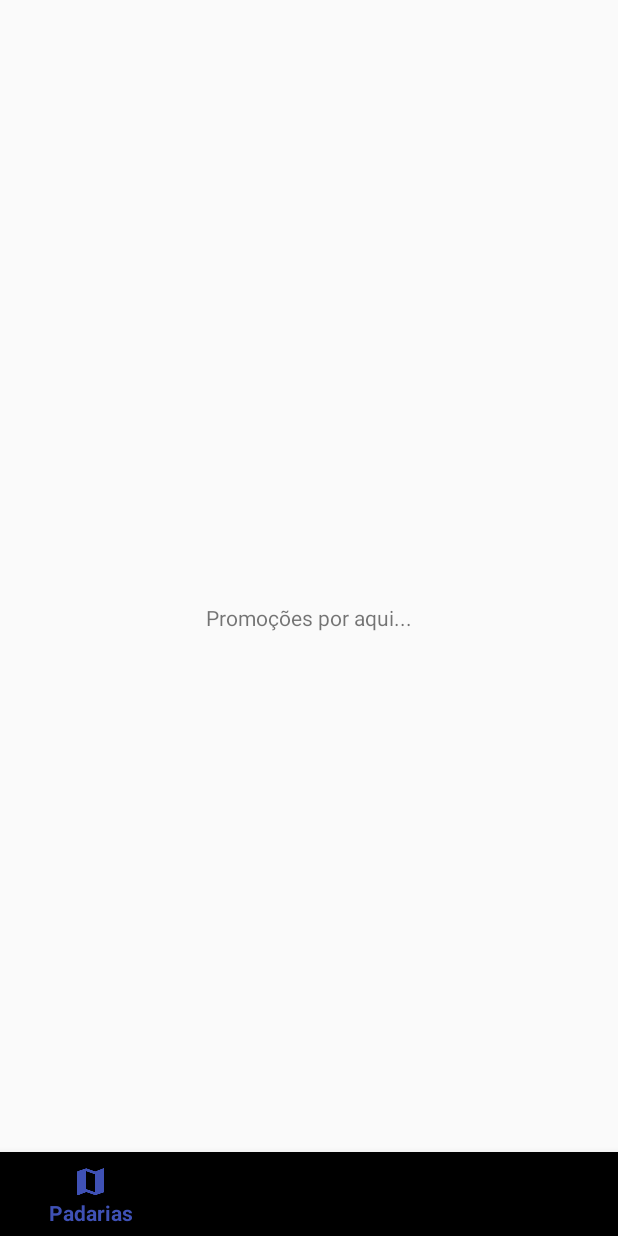
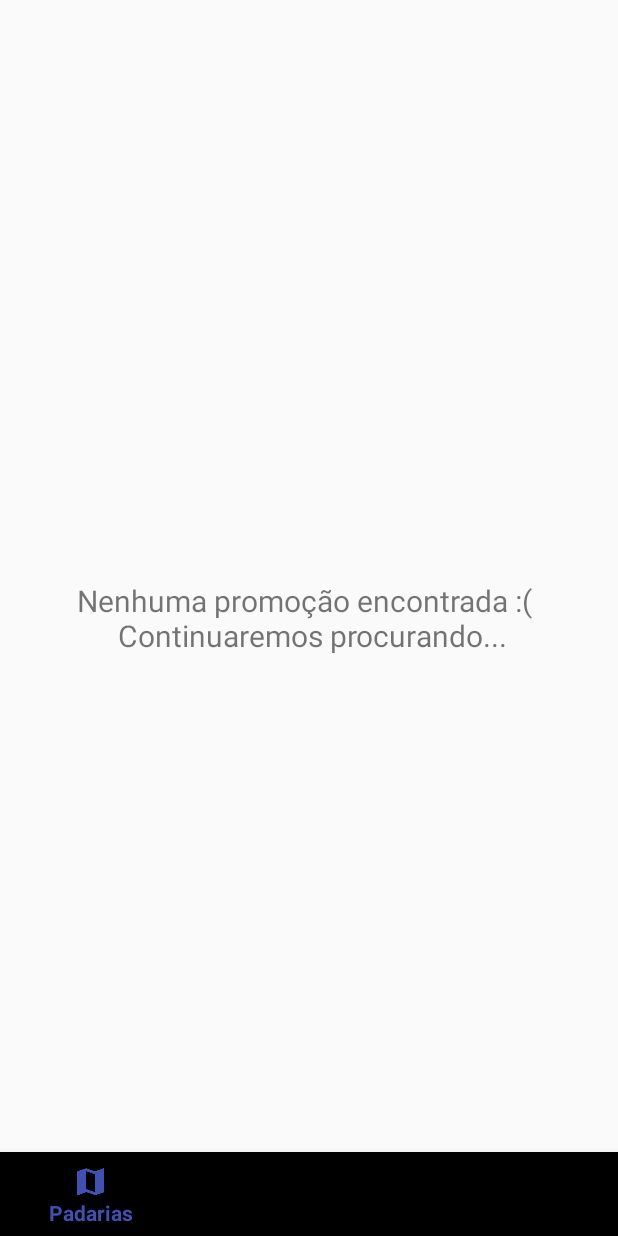
Before and after one commit to Jamylle/Horadopao, an Android app: the fragment OffersFragment placed in its activity, on a phone screen of 412 x 824 dp. Run offline under Robolectric (Android 15) with nearby library versions, the phone set to English and light mode, and no system bars.

Commit message:
Realocação dos arquivos de layout

```diff
--- a/AhoradoPao/app/src/main/res/layout/activity_padarias.xml
+++ b/AhoradoPao/app/src/main/res/layout/activity_padarias.xml
@@ -4,6 +4,11 @@
     xmlns:app="http://schemas.android.com/apk/res-auto"
     android:layout_width="match_parent"
     android:layout_height="match_parent">
+
+    <FrameLayout
+        android:id="@+id/container"
+        android:layout_width="match_parent"
+        android:layout_height="match_parent"/>
 
     <android.support.design.widget.BottomNavigationView
         android:id="@+id/bottomNav"
@@ -12,11 +17,4 @@
         android:layout_alignParentBottom="true"
         app:menu="@menu/menu_bottom_navigation"/>
 
-    <FrameLayout
-        android:id="@+id/container"
-        android:layout_width="match_parent"
-        android:layout_height="match_parent"
-        android:layout_alignParentTop="true"
-        android:layout_alignParentStart="true"/>
-
 </RelativeLayout>
--- a/AhoradoPao/app/src/main/res/layout/fragment_offers.xml
+++ b/AhoradoPao/app/src/main/res/layout/fragment_offers.xml
@@ -8,6 +8,8 @@
     <TextView
         android:layout_width="wrap_content"
         android:layout_height="wrap_content"
-        android:text="Promoções por aqui..."/>
+        android:gravity="center"
+        android:text="Nenhuma promoção encontrada :( \n Continuaremos procurando..."
+        android:textSize="20sp"/>
 
 </LinearLayout>
--- a/AhoradoPao/app/src/main/res/layout/fragment_options.xml
+++ b/AhoradoPao/app/src/main/res/layout/fragment_options.xml
@@ -8,6 +8,7 @@
     <TextView
         android:layout_width="wrap_content"
         android:layout_height="wrap_content"
-        android:text="Opções gerais aqui..."/>
+        android:text="Opções gerais aqui..."
+        android:textSize="20sp"/>
 
 </LinearLayout>
--- a/AhoradoPao/app/src/main/res/layout/fragment_orders.xml
+++ b/AhoradoPao/app/src/main/res/layout/fragment_orders.xml
@@ -8,6 +8,7 @@
     <TextView
         android:layout_width="wrap_content"
         android:layout_height="wrap_content"
-        android:text="Pedidos aqui..."/>
+        android:text="Nenhum pedido encontrado..."
+        android:textSize="20sp"/>
 
 </LinearLayout>
--- a/AhoradoPao/app/src/main/res/layout/fragment_places.xml
+++ b/AhoradoPao/app/src/main/res/layout/fragment_places.xml
@@ -8,6 +8,7 @@
     <TextView
         android:layout_width="wrap_content"
         android:layout_height="wrap_content"
-        android:text="Uma lista de padarias aqui..."/>
+        android:text="Sem padarias nessa região..."
+        android:textSize="20sp"/>
 
 </LinearLayout>
--- a/AhoradoPao/app/src/main/res/menu/menu_bottom_navigation.xml
+++ b/AhoradoPao/app/src/main/res/menu/menu_bottom_navigation.xml
@@ -1,28 +1,19 @@
 <?xml version="1.0" encoding="utf-8"?>
-<menu xmlns:android="http://schemas.android.com/apk/res/android"
-      xmlns:app="http://schemas.android.com/apk/res-auto">
+<menu xmlns:android="http://schemas.android.com/apk/res/android">
     <item
         android:id="@+id/action_places"
-        android:enabled="true"
         android:icon="@drawable/ic_map_black_24dp"
-        android:title="@string/menu_item_places"
-        app:showAsAction="ifRoom"/>
+        android:title="@string/menu_item_places"/>
     <item
         android:id="@+id/action_offers"
-        android:enabled="true"
         android:icon="@drawable/ic_money_off_black_24dp"
-        android:title="@string/menu_item_offers"
-        app:showAsAction="ifRoom"/>
+        android:title="@string/menu_item_offers"/>
     <item
         android:id="@+id/action_orders"
-        android:enabled="true"
         android:icon="@drawable/ic_list_black_24dp"
-        android:title="@string/menu_item_orders"
-        app:showAsAction="ifRoom"/>
+        android:title="@string/menu_item_orders"/>
     <item
         android:id="@+id/action_options"
-        android:enabled="true"
         android:icon="@drawable/ic_more_horiz_black_24dp"
-        android:title="@string/menu_item_options"
-        app:showAsAction="ifRoom"/>
+        android:title="@string/menu_item_options"/>
 </menu>
```
